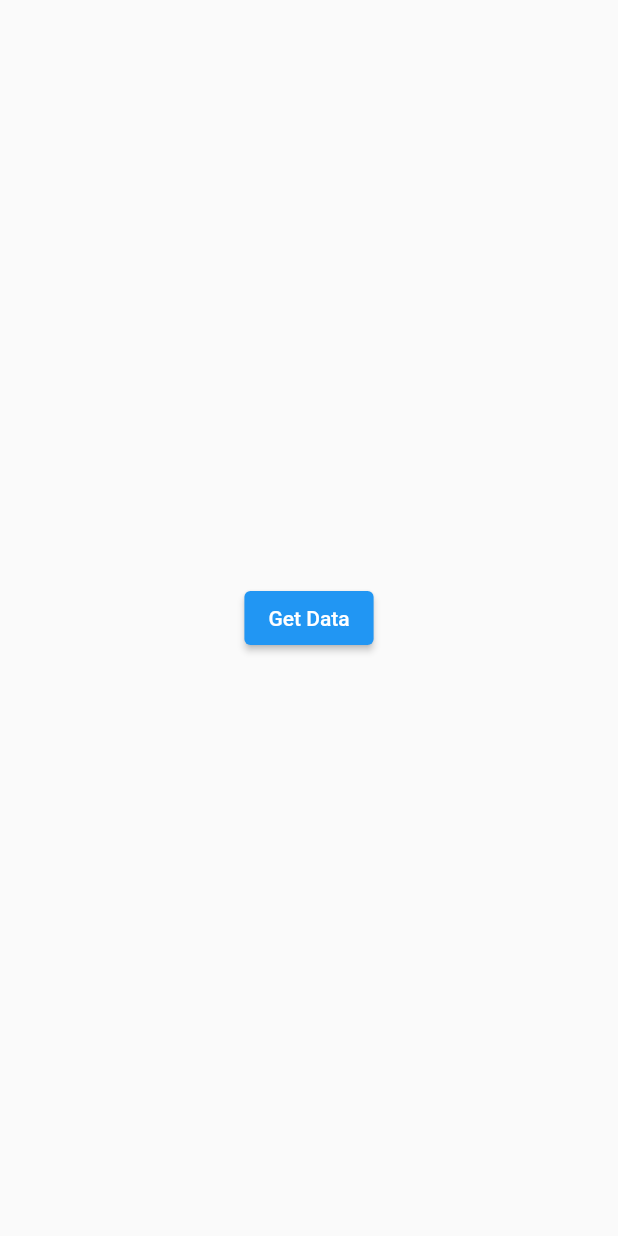
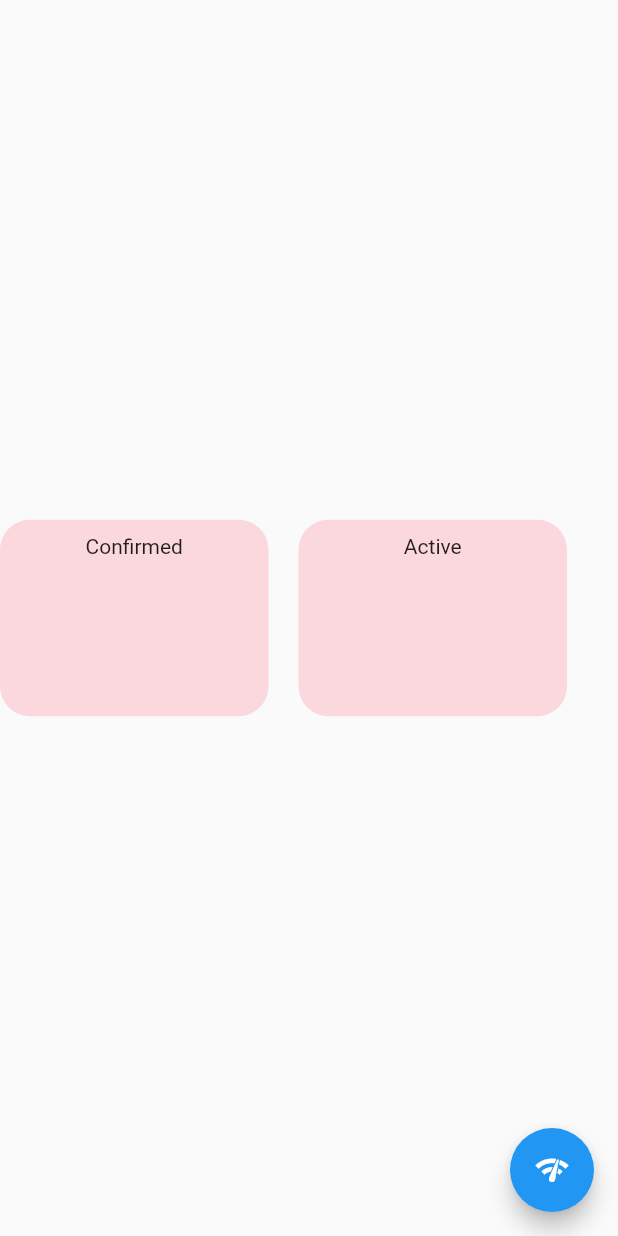
Before and after one commit to eRuaro/coronavirus_tracker_ph, a Flutter app: the screen it shows after launch, on a phone screen of 412 x 824 dp. Run offline on Flutter 3.47's test engine with Material 2 defaults, Android fonts, the phone set to English and light mode, and no system bars.

Commit message:
Upgraded to null safety, started adding cards

```diff
--- a/lib/main.dart
+++ b/lib/main.dart
@@ -15,11 +15,11 @@ class CovidTracker extends StatefulWidget {
 }
 
 class _CovidTrackerState extends State<CovidTracker> {
-  String _status;
-  String _totalCases;
-  String _activeCases;
-  String _deaths;
-  String _recovered;
+  String _status = '';
+  String _totalCases = '';
+  String _activeCases = '';
+  String _deaths = '';
+  String _recovered = '';
 
   void getStatus() async {
     final network = Networking();
@@ -50,18 +50,50 @@ class _CovidTrackerState extends State<CovidTracker> {
         child: Column(
           mainAxisAlignment: MainAxisAlignment.center,
           children: [
-            if (_status != null) Text(_status),
-            if (_totalCases != null) Text('Total Cases: $_totalCases'),
-            if (_activeCases != null) Text('Active Cases: $_activeCases'),
-            if (_deaths != null) Text('Deaths: $_deaths'),
-            if (_recovered != null) Text('Recovered: $_recovered'),
-            ElevatedButton(
-              onPressed: () => getStatus(),
-              child: Text('Get Data'),
+            Row(
+              children: [
+                Container(
+                  decoration: BoxDecoration(
+                    color: Color(0xFFFC1441).withOpacity(0.15),
+                    borderRadius: BorderRadius.circular(20),
+                  ),
+                  width: 179,
+                  height: 131,
+                  child: Column(
+                    children: [
+                      Text('Confirmed'),
+                      Text(_totalCases),
+                    ],
+                  ),
+                  padding: const EdgeInsets.all(10),
+                ),
+                SizedBox(
+                  width: 20,
+                ),
+                Container(
+                  decoration: BoxDecoration(
+                    color: Color(0xffFC1441).withOpacity(0.15),
+                    borderRadius: BorderRadius.circular(20),
+                  ),
+                  width: 179,
+                  height: 131,
+                  child: Column(
+                    children: [
+                      Text('Active'),
+                      Text(_totalCases),
+                    ],
+                  ),
+                  padding: const EdgeInsets.all(10),
+                ),
+              ],
             ),
           ],
         ),
       ),
+      floatingActionButton: FloatingActionButton(
+        child: Icon(Icons.network_check),
+        onPressed: () => getStatus(),
+      ),
     );
   }
 }
--- a/pubspec.yaml
+++ b/pubspec.yaml
@@ -30,7 +30,7 @@ dependencies:
   cupertino_icons: ^1.0.2
   http: ^0.13.1
   flutter_spinkit: ^5.0.0
-  syncfusion_flutter_charts: ^19.1.55
+  syncfusion_flutter_charts: ^19.1.55+1
 
 dev_dependencies:
   flutter_test:
```
